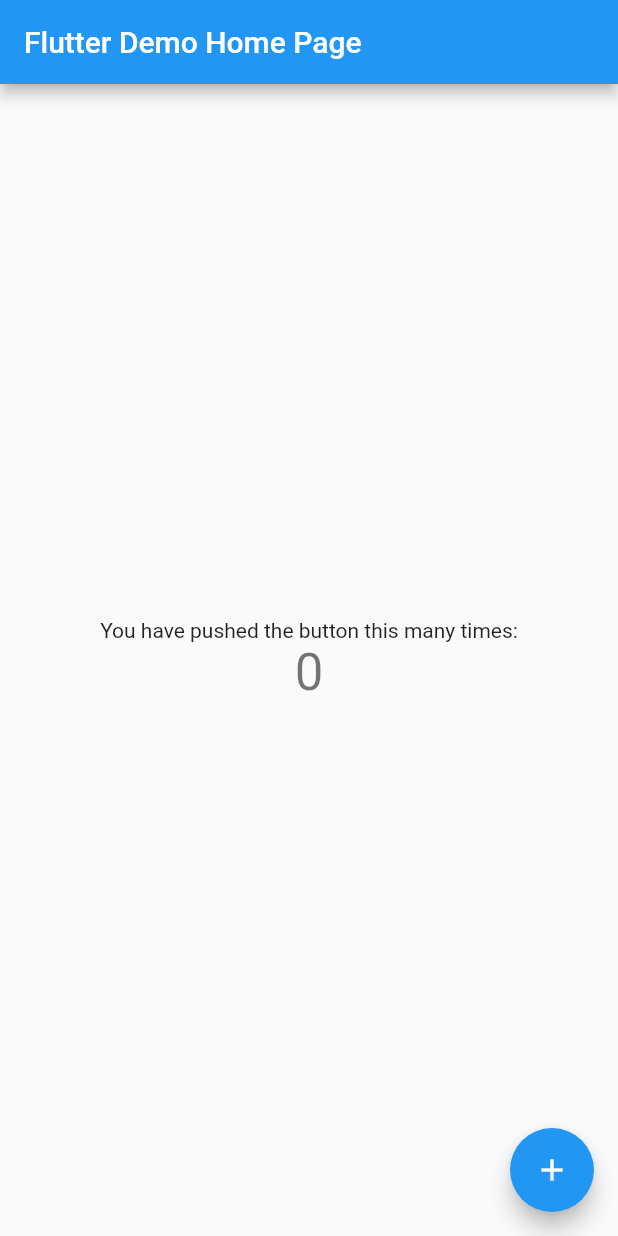
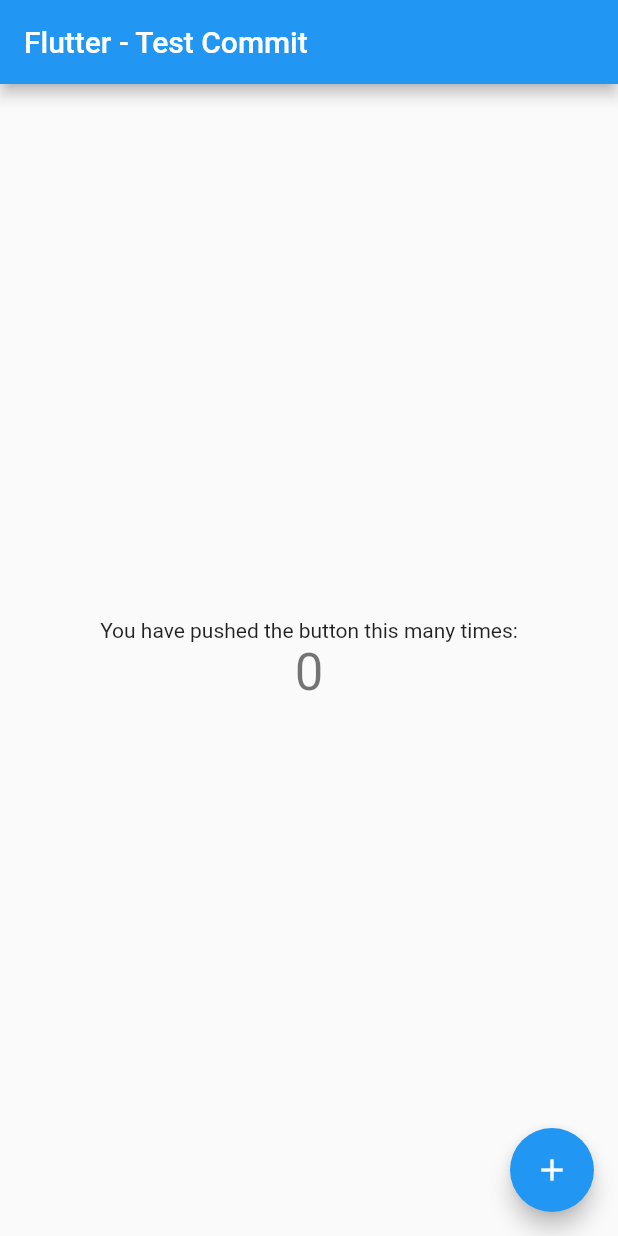
Before and after one commit to manasvvi1/stela4.0, a Flutter app: the screen it shows after launch, on a phone screen of 412 x 824 dp. Run offline on Flutter 3.47's test engine with Material 2 defaults, Android fonts, the phone set to English and light mode, and no system bars.

Commit message:
Test Commit

```diff
--- a/stela/lib/main.dart
+++ b/stela/lib/main.dart
@@ -22,7 +22,7 @@ class MyApp extends StatelessWidget {
         // is not restarted.
         primarySwatch: Colors.blue,
       ),
-      home: MyHomePage(title: 'Flutter Demo Home Page'),
+      home: MyHomePage(title: 'Flutter - Test Commit'),
     );
   }
 }
```
